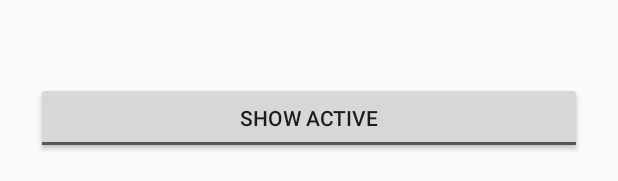
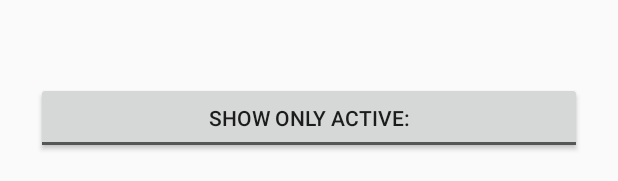
Before and after one commit to andrewvolosko/SpaceX, an Android app: the layout fragment_rocket.xml on its own in the app's theme, with its tools: preview values and no code run, on a phone screen of 412 x 824 dp. Shown: the part 1052-1233 px from the top of the screen. Run offline under Robolectric (Android 15) with nearby library versions, the phone set to English and light mode, and no system bars.

```diff
--- a/app/src/main/res/values/strings.xml
+++ b/app/src/main/res/values/strings.xml
@@ -1,12 +1,11 @@
 <resources>
     <string name="app_name">SpaceX</string>
+
+    <string name="show_active">Show only active:</string>
 
     <string name="name">Name: %1s</string>
     <string name="country">Country: %1s</string>
     <string name="engines">Engines count: %1d</string>
-
-    <string name="show_all">Show all</string>
-    <string name="show_active">Show active</string>
 
     <string name="missions">Missions: </string>
     <string name="description">Description:</string>
```
